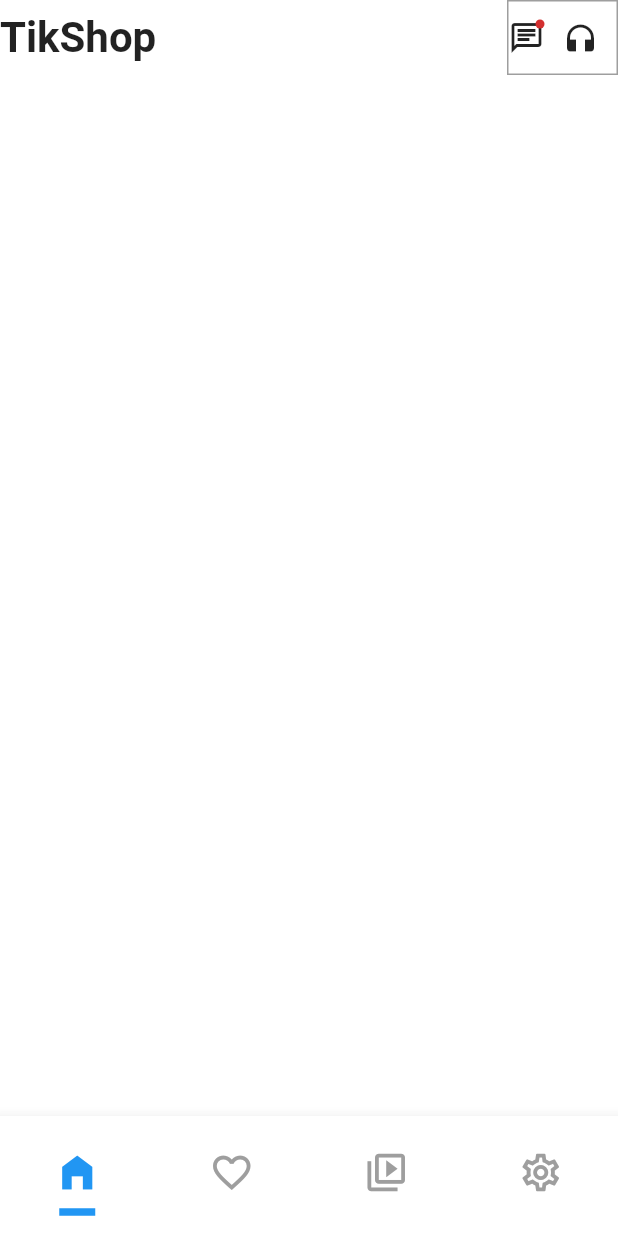
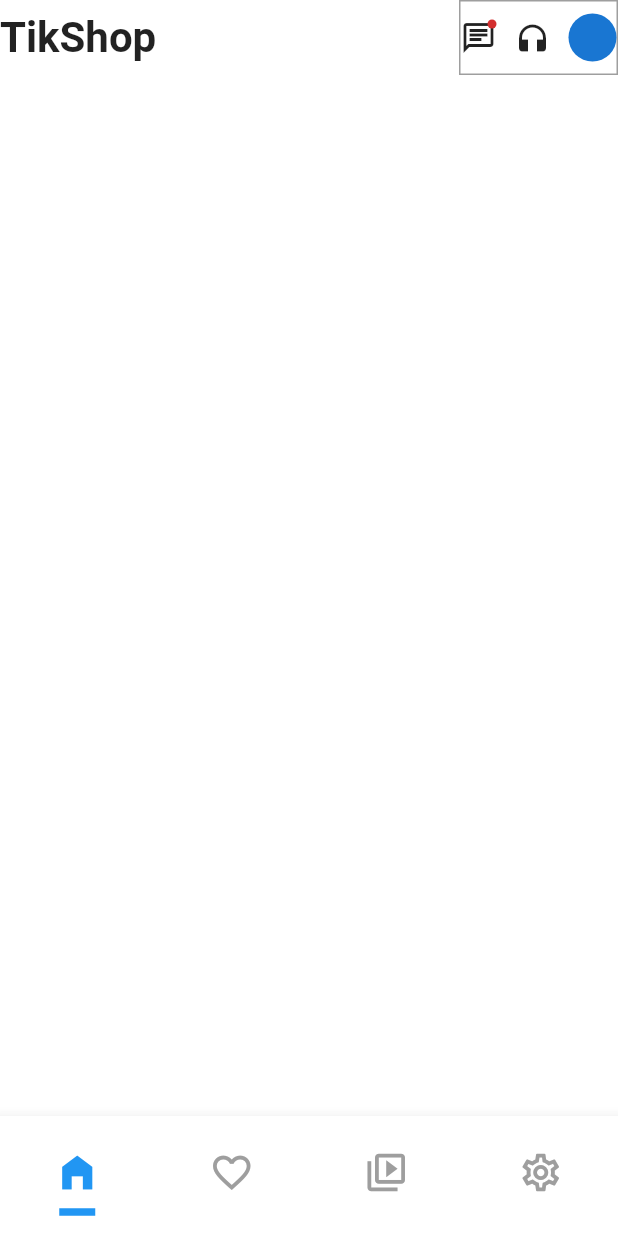
Before and after one commit to JAICHANGPARK/flutter_notebook_chapter_29, a Flutter app: the ShoppingHomePage screen opened directly, on a phone screen of 412 x 824 dp. Run offline on Flutter 3.47's test engine with Material 2 defaults, Android fonts, the phone set to English and light mode, and no system bars; our stand-ins replace dots_indicator, go_router, percent_indicator.

Commit message:
Update shopping_home_page.dart

```diff
--- a/lib/ep1494_shopping_app/view/shopping_home_page.dart
+++ b/lib/ep1494_shopping_app/view/shopping_home_page.dart
@@ -38,6 +38,9 @@ class _ShoppingHomePageState extends State<ShoppingHomePage> {
                         onPressed: () {},
                         icon: Icon(Icons.headphones),
                       ),
+                      CircleAvatar(
+                        radius: 16,
+                      )
                     ],
                   ),
                 )
```
